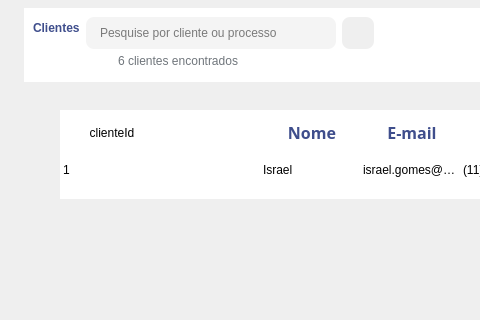
Before: the Qt Designer form Design/UI/newListaClientes.ui in newprev/PrevCliente, drawn with Qt 5; both pictures show x 0 to 480 and y 0 to 320 of the 1254 by 508 pixel window.
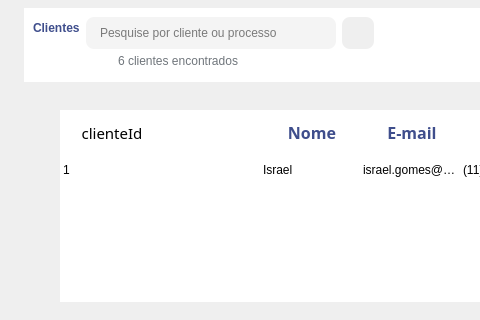
After: the same form once the commit is applied. Icons and pictures are not drawn.

Diff of the .ui file:
```diff
--- a/Design/UI/newListaClientes.ui
+++ b/Design/UI/newListaClientes.ui
@@ -653,7 +653,7 @@
       <item alignment="Qt::AlignTop">
        <widget class="QFrame" name="frTabela">
         <property name="sizePolicy">
-         <sizepolicy hsizetype="Preferred" vsizetype="Preferred">
+         <sizepolicy hsizetype="Preferred" vsizetype="MinimumExpanding">
           <horstretch>0</horstretch>
           <verstretch>0</verstretch>
          </sizepolicy>
@@ -712,10 +712,10 @@
          <property name="bottomMargin">
           <number>0</number>
          </property>
-         <item alignment="Qt::AlignTop">
+         <item>
           <widget class="QTableWidget" name="tblClientes">
            <property name="sizePolicy">
-            <sizepolicy hsizetype="Expanding" vsizetype="Preferred">
+            <sizepolicy hsizetype="Expanding" vsizetype="Expanding">
              <horstretch>0</horstretch>
              <verstretch>0</verstretch>
             </sizepolicy>
@@ -724,7 +724,7 @@
             <enum>QFrame::NoFrame</enum>
            </property>
            <property name="sizeAdjustPolicy">
-            <enum>QAbstractScrollArea::AdjustToContentsOnFirstShow</enum>
+            <enum>QAbstractScrollArea::AdjustIgnored</enum>
            </property>
            <property name="editTriggers">
             <set>QAbstractItemView::NoEditTriggers</set>
@@ -787,6 +787,12 @@
             <property name="text">
              <string>clienteId</string>
             </property>
+            <property name="font">
+             <font>
+              <family>Avenir LT Std</family>
+              <pointsize>11</pointsize>
+             </font>
+            </property>
            </column>
            <column>
             <property name="text">
```
